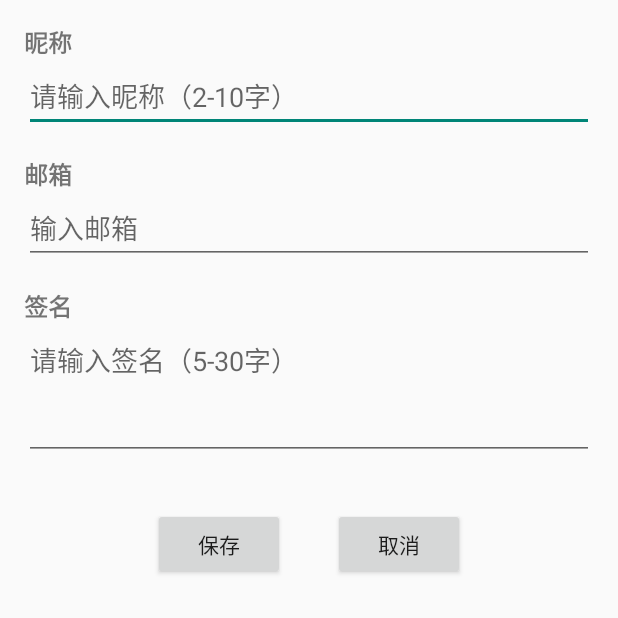
After one commit to HelloFancyWorld/FancyNote, an Android app built with Jetpack Compose: the EditInfoActivity screen opened directly, with no data from a screen before it, on a phone screen of 412 x 824 dp, the top half of it. The commit adds this screen. Run offline under Robolectric (Android 15) with nearby library versions, the phone set to English and light mode, and no system bars.

Commit message:
5.30 edit user info

```diff
--- a/FancyNote_Frontend/app/src/main/AndroidManifest.xml
+++ b/FancyNote_Frontend/app/src/main/AndroidManifest.xml
@@ -42,6 +42,10 @@
             android:name=".LoginActivity"
             android:screenOrientation="portrait">
         </activity>
+        <activity
+            android:name=".EditInfoActivity"
+            android:screenOrientation="portrait">
+        </activity>
         <provider
             android:name="androidx.core.content.FileProvider"
             android:authorities="com.zhihu.matisse.sample.fileprovider"
--- /dev/null
+++ b/FancyNote_Frontend/app/src/main/java/com/example/myapplication/EditInfoActivity.java
@@ -0,0 +1,155 @@
+package com.example.myapplication;
+
+import android.content.SharedPreferences;
+import android.os.Bundle;
+import android.text.TextUtils;
+import android.util.Patterns;
+import android.view.View;
+import android.widget.Button;
+import android.widget.EditText;
+import android.widget.Toast;
+
+import androidx.appcompat.app.AppCompatActivity;
+
+import com.example.myapplication.network.ApiClient;
+import com.example.myapplication.network.ApiService;
+import com.example.myapplication.network.UpdateInfoRequest;
+import com.example.myapplication.network.UpdateInfoResponse;
+
+import retrofit2.Call;
+import retrofit2.Callback;
+import retrofit2.Response;
+
+public class EditInfoActivity extends AppCompatActivity {
+    private EditText etNickname;
+    private EditText etEmail;
+    private EditText etMotto;
+    private Button btnSave;
+    private Button btnCancel;
+    private SharedPreferences sharedPreferences;
+
+    private boolean isRequestInProgress = false;
+
+    @Override
+    protected void onCreate(Bundle savedInstanceState) {
+        super.onCreate(savedInstanceState);
+        setContentView(R.layout.activity_edit_info);
+
+        etNickname = findViewById(R.id.et_nickname);
+        etEmail = findViewById(R.id.et_email);
+        etMotto = findViewById(R.id.et_motto);
+        btnSave = findViewById(R.id.btn_save);
+        btnCancel = findViewById(R.id.btn_cancel);
+
+        sharedPreferences = getSharedPreferences("app_prefs", MODE_PRIVATE);
+
+        // Load existing user information from SharedPreferences
+        loadUserInfo();
+
+        btnSave.setOnClickListener(new View.OnClickListener() {
+            @Override
+            public void onClick(View view) {
+                if (!isRequestInProgress) {
+                    isRequestInProgress = true;
+                    if (validateInputs()) {
+                        updateUserInformation();
+                    } else {
+                        isRequestInProgress = false;
+                    }
+                }
+            }
+        });
+
+        btnCancel.setOnClickListener(new View.OnClickListener() {
+            @Override
+            public void onClick(View view) {
+                finish(); // Close the activity
+            }
+        });
+    }
+
+    private void loadUserInfo() {
+        String nickname = sharedPreferences.getString("nickname", "");
+        String email = sharedPreferences.getString("email", "");
+        String motto = sharedPreferences.getString("motto", "");
+
+        etNickname.setText(nickname);
+        etEmail.setText(email);
+        etMotto.setText(motto);
+    }
+
+    private boolean validateInputs() {
+        String nickname = etNickname.getText().toString().trim();
+        String email = etEmail.getText().toString().trim();
+        String motto = etMotto.getText().toString().trim();
+
+        if (TextUtils.isEmpty(nickname) || nickname.length() < 6 || nickname.length() > 10) {
+            etNickname.setError("用户名应为6到10个字符");
+            etNickname.requestFocus();
+            return false;
+        }
+
+        if (TextUtils.isEmpty(email) || !Patterns.EMAIL_ADDRESS.matcher(email).matches()) {
+            etEmail.setError("请输入有效的邮箱地址");
+            etEmail.requestFocus();
+            return false;
+        }
+
+        if (TextUtils.isEmpty(motto) || motto.length() < 5 || motto.length() > 30) {
+            etMotto.setError("签名应为5到30个字符");
+            etMotto.requestFocus();
+            return false;
+        }
+
+        return true;
+    }
+
+    private void updateUserInformation() {
+        String nickname = etNickname.getText().toString().trim();
+        String email = etEmail.getText().toString().trim();
+        String motto = etMotto.getText().toString().trim();
+
+        String csrfToken = sharedPreferences.getString("csrf_token", null);
+        String cookie = sharedPreferences.getString("cookie", null);
+
+        if (csrfToken == null || cookie == null) {
+            Toast.makeText(this, "CSRF token or cookie missing", Toast.LENGTH_SHORT).show();
+            isRequestInProgress = false;
+            return;
+        }
+
+        UpdateInfoRequest updateInfoRequest = new UpdateInfoRequest(nickname, email, motto);
+        ApiService apiService = ApiClient.updateCsrfTokenAndCookie(csrfToken, cookie).create(ApiService.class);
+
+        apiService.updateUserInfo(updateInfoRequest).enqueue(new Callback<UpdateInfoResponse>() {
+            @Override
+            public void onResponse(Call<UpdateInfoResponse> call, Response<UpdateInfoResponse> response) {
+                isRequestInProgress = false;
+                if (response.isSuccessful() && response.body() != null) {
+                    UpdateInfoResponse updateInfoResponse = response.body();
+                    if (updateInfoResponse.isSuccess()) {
+                        // Save updated info to SharedPreferences
+                        sharedPreferences.edit().putString("nickname", nickname).apply();
+                        sharedPreferences.edit().putString("email", email).apply();
+                        sharedPreferences.edit().putString("motto", motto).apply();
+                        etNickname.setText(nickname);
+                        etEmail.setText(email);
+                        etMotto.setText(motto);
+                        Toast.makeText(EditInfoActivity.this, "信息更新成功", Toast.LENGTH_SHORT).show();
+                        finish(); // Close the activity
+                    } else {
+                        Toast.makeText(EditInfoActivity.this, updateInfoResponse.getMessage(), Toast.LENGTH_SHORT).show();
+                    }
+                } else {
+                    Toast.makeText(EditInfoActivity.this, "信息更新失败", Toast.LENGTH_SHORT).show();
+                }
+            }
+
+            @Override
+            public void onFailure(Call<UpdateInfoResponse> call, Throwable t) {
+                isRequestInProgress = false;
+                Toast.makeText(EditInfoActivity.this, "网络错误: " + t.getMessage(), Toast.LENGTH_SHORT).show();
+            }
+        });
+    }
+}
--- a/FancyNote_Frontend/app/src/main/java/com/example/myapplication/network/ApiService.java
+++ b/FancyNote_Frontend/app/src/main/java/com/example/myapplication/network/ApiService.java
@@ -28,6 +28,6 @@ public interface ApiService {
     @POST("/api/change_avatar/")
     Call<UploadAvatarResponse> uploadAvatar(@Part MultipartBody.Part avatar);
 
-    @POST("notes/")
-    Call<NoteResponse> createNote(@Body Note note);
+    @POST("/api/update_user_info/")
+    Call<UpdateInfoResponse> updateUserInfo(@Body UpdateInfoRequest request);
 }
--- /dev/null
+++ b/FancyNote_Frontend/app/src/main/res/layout/activity_edit_info.xml
@@ -0,0 +1,85 @@
+<?xml version="1.0" encoding="utf-8"?>
+<LinearLayout xmlns:android="http://schemas.android.com/apk/res/android"
+    xmlns:tools="http://schemas.android.com/tools"
+    android:layout_width="match_parent"
+    android:layout_height="match_parent"
+    android:orientation="vertical"
+    android:padding="16dp"
+    tools:context=".EditInfoActivity">
+
+    <!-- Username Section -->
+    <TextView
+        android:id="@+id/tv_nickname_label"
+        android:layout_width="wrap_content"
+        android:layout_height="wrap_content"
+        android:text="昵称"
+        android:textSize="16sp"
+        android:textStyle="bold" />
+
+    <EditText
+        android:id="@+id/et_nickname"
+        android:layout_width="match_parent"
+        android:layout_height="wrap_content"
+        android:hint="请输入昵称（2-10字）"
+        android:inputType="textPersonName" />
+
+    <!-- Email Section -->
+    <TextView
+        android:id="@+id/tv_email_label"
+        android:layout_width="wrap_content"
+        android:layout_height="wrap_content"
+        android:text="邮箱"
+        android:textSize="16sp"
+        android:textStyle="bold"
+        android:layout_marginTop="16dp"/>
+
+    <EditText
+        android:id="@+id/et_email"
+        android:layout_width="match_parent"
+        android:layout_height="wrap_content"
+        android:hint="输入邮箱"
+        android:inputType="textEmailAddress" />
+
+    <!-- Motto Section -->
+    <TextView
+        android:id="@+id/tv_motto_label"
+        android:layout_width="wrap_content"
+        android:layout_height="wrap_content"
+        android:text="签名"
+        android:textSize="16sp"
+        android:textStyle="bold"
+        android:layout_marginTop="16dp"/>
+
+    <EditText
+        android:id="@+id/et_motto"
+        android:layout_width="match_parent"
+        android:layout_height="wrap_content"
+        android:hint="请输入签名（5-30字）"
+        android:inputType="textMultiLine"
+        android:minLines="3"
+        android:gravity="top" />
+
+    <!-- Buttons Section -->
+    <LinearLayout
+        android:id="@+id/buttons"
+        android:layout_width="match_parent"
+        android:layout_height="wrap_content"
+        android:orientation="horizontal"
+        android:gravity="center_horizontal"
+        android:layout_marginTop="32dp">
+
+        <Button
+            android:id="@+id/btn_save"
+            android:layout_width="wrap_content"
+            android:layout_height="wrap_content"
+            android:text="保存"/>
+
+        <Button
+            android:id="@+id/btn_cancel"
+            android:layout_width="wrap_content"
+            android:layout_height="wrap_content"
+            android:layout_marginLeft="32dp"
+            android:text="取消"/>
+    </LinearLayout>
+
+</LinearLayout>
```
Also changed, not shown: FancyNote_Frontend/app/src/main/java/com/example/myapplication/MainActivity.java (+10 -1 lines), FancyNote_Frontend/app/src/main/java/com/example/myapplication/RegisterActivity.java (+4 -4 lines), FancyNote_Frontend/app/src/main/java/com/example/myapplication/network/NoteResponse.java (deleted, +0 -38 lines), FancyNote_Frontend/app/src/main/java/com/example/myapplication/network/UpdateInfoRequest.java (added, +38 -0 lines), FancyNote_Frontend/app/src/main/java/com/example/myapplication/network/UpdateInfoResponse.java (added, +52 -0 lines), 5 other files.
